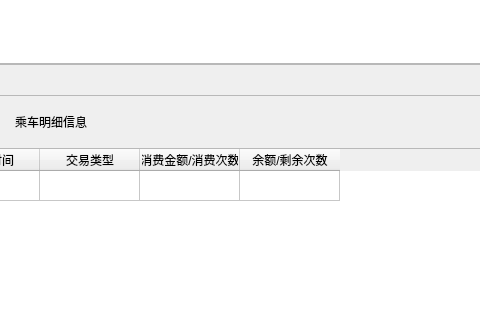
First picture: the form in ticket/TicketQueryWidget.ui, repository EllieYY/ism, before the edit; both pictures show x 112 to 592 and y 219 to 539 of the 1038 by 696 pixel window.
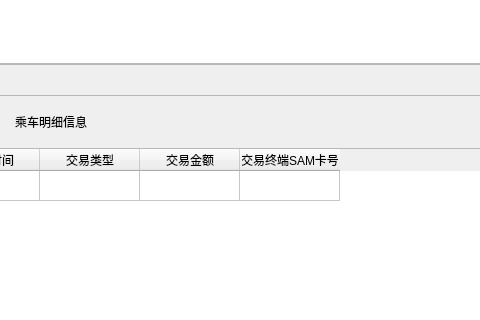
Second picture: the form after the edit.

```diff
--- a/ticket/TicketQueryWidget.ui
+++ b/ticket/TicketQueryWidget.ui
@@ -465,12 +465,12 @@
            </column>
            <column>
             <property name="text">
-             <string>消费金额/消费次数</string>
+             <string>交易金额</string>
             </property>
            </column>
            <column>
             <property name="text">
-             <string>余额/剩余次数</string>
+             <string>交易终端SAM卡号</string>
             </property>
            </column>
            <item row="0" column="0">
```
